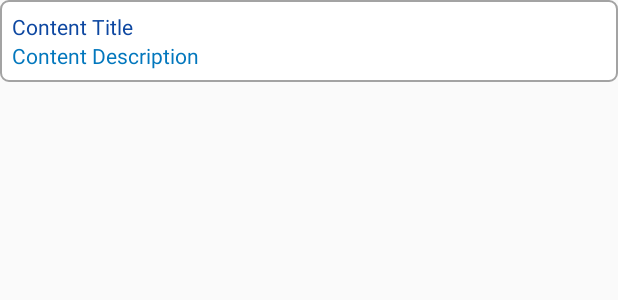
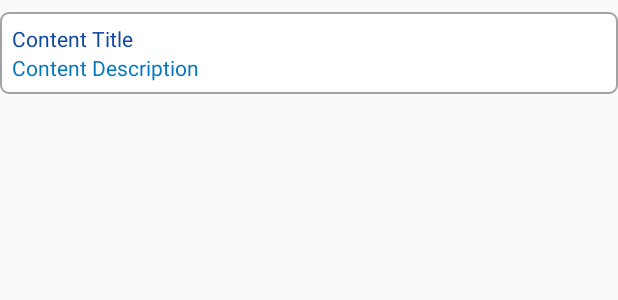
Before and after one commit to SkarCBR/FootHeadRecyclerView, an Android app: the layout content_view.xml on its own in the app's theme, with its tools: preview values and no code run, on a phone screen of 412 x 824 dp. Shown: the top 300 px of the screen. Run offline under Robolectric (Android 15) with nearby library versions, the phone set to English and light mode, and no system bars.

Commit message:
View and model tweaks, fix default background

```diff
--- a/app/src/main/java/com/mrskar/samples/model/ContentModel.kt
+++ b/app/src/main/java/com/mrskar/samples/model/ContentModel.kt
@@ -1,9 +1,10 @@
 package com.mrskar.samples.model
 
-import androidx.annotation.IntegerRes
+import androidx.annotation.DrawableRes
+import com.mrskar.samples.R
 
 data class ContentModel (
     override var text: String,
     var description: String,
-    @IntegerRes override var background: Int? = null
+    @DrawableRes override var background: Int? = R.drawable.content_bg
 ): FootHeadItemContract
--- a/app/src/main/java/com/mrskar/samples/model/FooterModel.kt
+++ b/app/src/main/java/com/mrskar/samples/model/FooterModel.kt
@@ -1,8 +1,9 @@
 package com.mrskar.samples.model
 
-import androidx.annotation.IntegerRes
+import androidx.annotation.DrawableRes
+import com.mrskar.samples.R
 
 data class FooterModel (
     override var text: String,
-    @IntegerRes override var background: Int? = null
+    @DrawableRes override var background: Int? = R.color.white
 ): FootHeadItemContract
--- a/app/src/main/java/com/mrskar/samples/model/HeaderModel.kt
+++ b/app/src/main/java/com/mrskar/samples/model/HeaderModel.kt
@@ -1,8 +1,9 @@
 package com.mrskar.samples.model
 
-import androidx.annotation.IntegerRes
+import androidx.annotation.DrawableRes
+import com.mrskar.samples.R
 
 data class HeaderModel (
     override var text: String,
-    @IntegerRes override var background: Int? = null
+    @DrawableRes override var background: Int? = R.color.white
 ): FootHeadItemContract
--- a/app/src/main/res/layout/content_view.xml
+++ b/app/src/main/res/layout/content_view.xml
@@ -6,7 +6,9 @@
     android:layout_width="match_parent"
     android:layout_height="wrap_content"
     android:background="@drawable/content_bg"
-    android:padding="8dp">
+    android:padding="8dp"
+    android:layout_marginTop="8dp"
+    android:layout_marginBottom="8dp">
 
     <TextView
         android:id="@+id/content_title_textview"
```
Also changed, not shown: app/src/main/java/com/mrskar/samples/MainActivity.kt (+5 -5 lines), app/src/main/res/drawable/alternate_content_bg.xml (added, +9 -0 lines).
